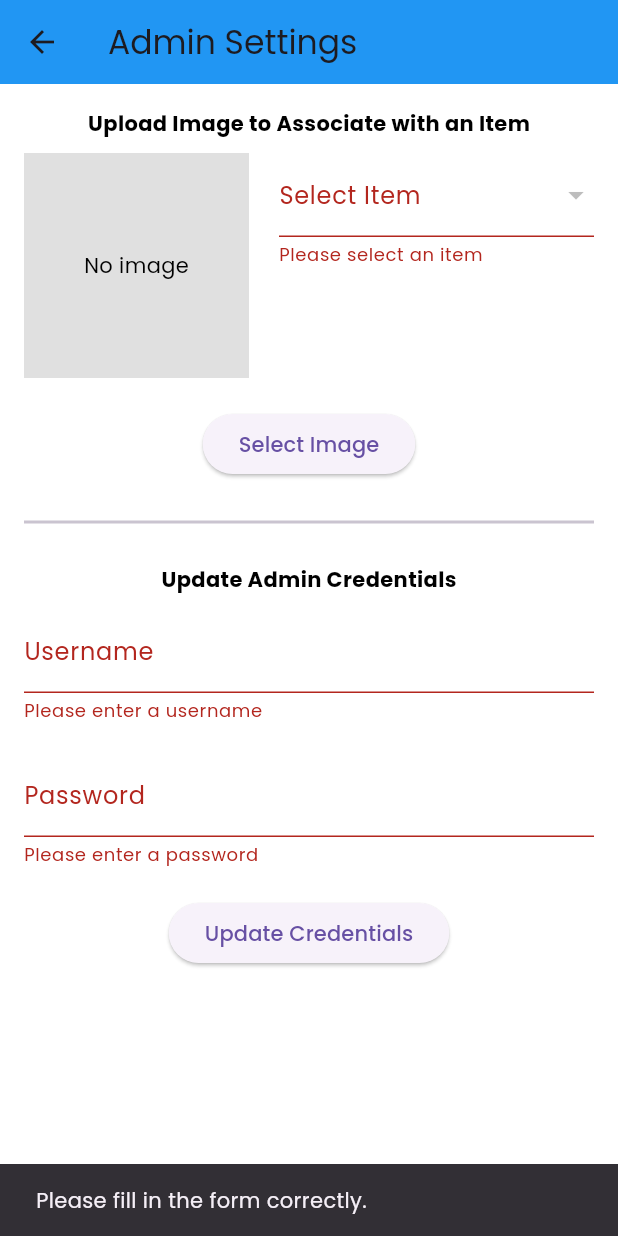
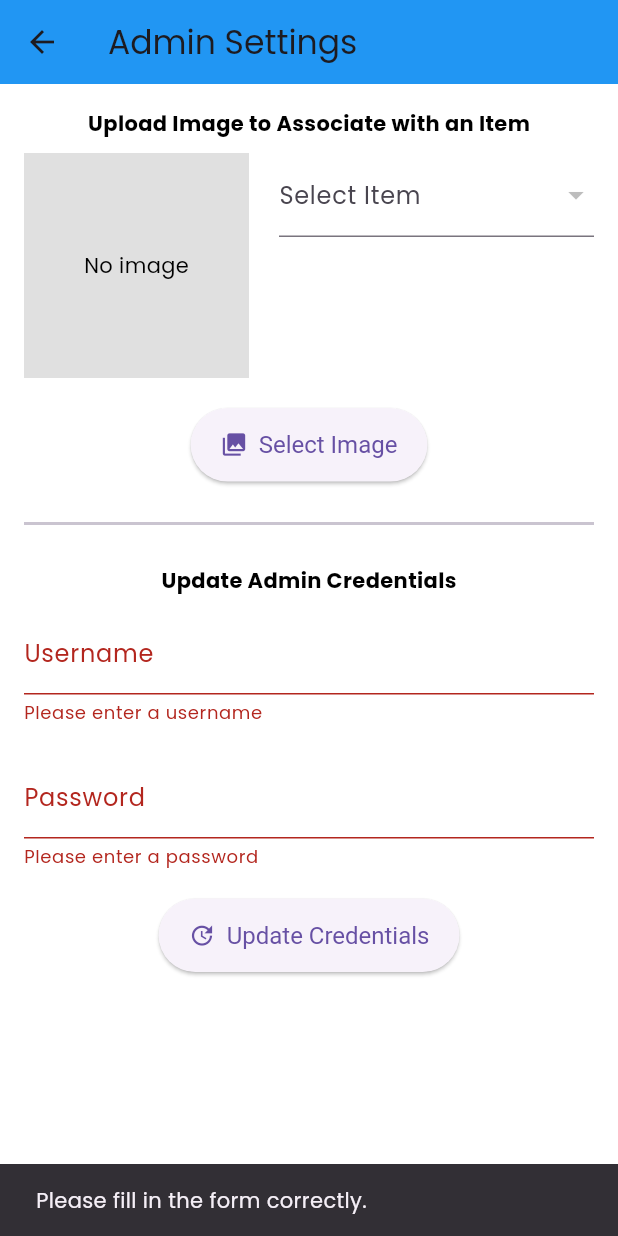
Before and after one commit to KhateaGirl/uniadminstock, a Flutter app: the SettingsPage screen opened directly, after a tap on "Update Credentials", on a phone screen of 412 x 824 dp. Run offline on Flutter 3.47's test engine with Material 3 defaults, Android fonts, the phone set to English and light mode, and no system bars; our stand-ins replace cloud_firestore, firebase_core, firebase_storage, get, google_fonts, image_picker; accounts and stored records are empty.

Commit message:
Reinstate of credential update

```diff
--- a/lib/pages/SettingsPage.dart
+++ b/lib/pages/SettingsPage.dart
@@ -1,12 +1,12 @@
 import 'dart:io';
 import 'package:firebase_storage/firebase_storage.dart';
 import 'package:flutter/material.dart';
-import 'package:flutter/foundation.dart'; // For kIsWeb
+import 'package:flutter/foundation.dart';
 import 'package:image_picker/image_picker.dart';
 import 'package:cloud_firestore/cloud_firestore.dart';
 import 'package:get/get.dart';
-import 'dart:typed_data'; // For Flutter Web (handling bytes)
-import 'package:unistock/main.dart'; // Import your main.dart for UserController
+import 'dart:typed_data';
+import 'package:unistock/main.dart';
 
 class SettingsPage extends StatefulWidget {
   @override
@@ -14,8 +14,7 @@ class SettingsPage extends StatefulWidget {
 }
 
 class _SettingsPageState extends State<SettingsPage> {
-  final _formKey = GlobalKey<FormState>();
-
+  final _formKeyCredentials = GlobalKey<FormState>();  // Separate form key for credentials
   TextEditingController _usernameController = TextEditingController();
   TextEditingController _passwordController = TextEditingController();
 
@@ -36,10 +35,14 @@ class _SettingsPageState extends State<SettingsPage> {
 
   // Function to update admin credentials (username and password) in Firestore
   Future<void> updateAdminCredentials() async {
+    setState(() {
+      _isLoading = true;
+    });
+
     String username = _usernameController.text;
     String password = _passwordController.text;
 
-    if (_formKey.currentState?.validate() == true) {
+    if (_formKeyCredentials.currentState?.validate() == true) {
       try {
         // Assuming the logged-in admin's document ID is stored in the UserController
         UserController userController = Get.find();
@@ -65,6 +68,10 @@ class _SettingsPageState extends State<SettingsPage> {
         SnackBar(content: Text("Please fill in the form correctly.")),
       );
     }
+
+    setState(() {
+      _isLoading = false;
+    });
   }
 
   // Fetch the existing image URL from Firestore
@@ -189,34 +196,13 @@ class _SettingsPageState extends State<SettingsPage> {
     }
   }
 
-  // Function to delete image from Firestore and Storage
-  Future<void> _deleteImage() async {
-    UserController userController = Get.find();
-    String documentId = userController.documentId.value;
-
-    // Delete from 'admin' collection
-    await FirebaseFirestore.instance
-        .collection('admin')
-        .doc(documentId)
-        .update({'image_url': FieldValue.delete()});
-
-    // Delete from Storage
-    await FirebaseStorage.instance
-        .ref()
-        .child('admin_images/$documentId')
-        .delete();
-
+  // Function to upload and save the image to both the admin collection and the selected item
+  Future<void> _uploadAndSaveImage() async {
     setState(() {
-      _imageUrl = null;
+      _isLoading = true;
     });
 
-    ScaffoldMessenger.of(context).showSnackBar(
-      SnackBar(content: Text("Image removed successfully!")),
-    );
-  }
-
-  // Function to upload and save the image to both the admin collection and the selected item
-  Future<void> _uploadAndSaveImage() async {
+    try {
       if (_imageFile == null && _webImage == null) {
         ScaffoldMessenger.of(context).showSnackBar(
           SnackBar(content: Text("Please select an image first.")),
@@ -242,6 +228,13 @@ class _SettingsPageState extends State<SettingsPage> {
 
         // Save image URL to both admin collection and the selected item
         await _saveImageToFirestore(imageUrl);
+      }
+    } catch (e) {
+      print("Error uploading image: $e");
+    } finally {
+      setState(() {
+        _isLoading = false;
+      });
     }
   }
 
@@ -289,12 +282,10 @@ class _SettingsPageState extends State<SettingsPage> {
       ),
       body: Padding(
         padding: const EdgeInsets.all(16.0),
-        child: Form(
-          key: _formKey,
         child: SingleChildScrollView(
           child: Column(
             children: <Widget>[
-                // Image upload section
+              // Image upload section (without validation)
               Text('Upload Image to Associate with an Item',
                   style: TextStyle(fontWeight: FontWeight.bold)),
               SizedBox(height: 10),
@@ -323,8 +314,6 @@ class _SettingsPageState extends State<SettingsPage> {
                           _selectedItem = newValue;
                         });
                       },
-                        validator: (value) =>
-                        value == null ? 'Please select an item' : null,
                     ),
                   ),
                 ],
@@ -332,17 +321,27 @@ class _SettingsPageState extends State<SettingsPage> {
               SizedBox(height: 20),
 
               // Image Picker Button
-                ElevatedButton(
+              ElevatedButton.icon(
+                icon: Icon(Icons.photo_library), // Add an icon to the button
+                label: Text('Select Image'),
                 onPressed: _pickImage,
-                  child: Text('Select Image'),
+                style: ElevatedButton.styleFrom(
+                  padding: EdgeInsets.symmetric(vertical: 15, horizontal: 20),
+                  textStyle: TextStyle(fontSize: 16),
+                ),
               ),
               if (_imageFile != null || _webImage != null) ...[
                 SizedBox(height: 20),
                 _buildImageDisplay(),
                 SizedBox(height: 20),
-                  ElevatedButton(
-                    onPressed: _uploadAndSaveImage,
-                    child: Text('Upload and Apply Image'),
+                ElevatedButton.icon(
+                  icon: Icon(Icons.cloud_upload), // Add an upload icon
+                  label: Text(_isLoading ? 'Uploading...' : 'Upload and Apply Image'), // Change text based on loading state
+                  onPressed: _isLoading ? null : _uploadAndSaveImage, // Disable button during upload
+                  style: ElevatedButton.styleFrom(
+                    padding: EdgeInsets.symmetric(vertical: 15, horizontal: 20),
+                    textStyle: TextStyle(fontSize: 16),
+                  ),
                 ),
               ],
               SizedBox(height: 20),
@@ -356,6 +355,11 @@ class _SettingsPageState extends State<SettingsPage> {
                   style: TextStyle(fontWeight: FontWeight.bold)),
               SizedBox(height: 10),
 
+              // Form for credentials
+              Form(
+                key: _formKeyCredentials,
+                child: Column(
+                  children: [
                     // Username TextField
                     TextFormField(
                       controller: _usernameController,
@@ -388,12 +392,19 @@ class _SettingsPageState extends State<SettingsPage> {
                     SizedBox(height: 20),
 
                     // Credentials Update Button
-                ElevatedButton(
-                  onPressed: updateAdminCredentials,
-                  child: Text('Update Credentials'),
+                    ElevatedButton.icon(
+                      icon: Icon(Icons.update), // Add update icon
+                      label: Text(_isLoading ? 'Updating...' : 'Update Credentials'), // Change text based on loading state
+                      onPressed: _isLoading ? null : updateAdminCredentials, // Disable button during update
+                      style: ElevatedButton.styleFrom(
+                        padding: EdgeInsets.symmetric(vertical: 15, horizontal: 20),
+                        textStyle: TextStyle(fontSize: 16),
+                      ),
                     ),
                   ],
                 ),
+              ),
+            ],
           ),
         ),
       ),
--- a/lib/pages/sales_history/sales_history.dart
+++ b/lib/pages/sales_history/sales_history.dart
@@ -1,12 +1,11 @@
 import 'package:cloud_firestore/cloud_firestore.dart';
 import 'package:flutter/material.dart';
 import 'package:unistock/widgets/custom_text.dart';
-import 'package:intl/intl.dart';  // Import the intl package
+import 'package:intl/intl.dart';
 
 class SalesHistoryPage extends StatelessWidget {
   final FirebaseFirestore _firestore = FirebaseFirestore.instance;
 
-  // Fetch all approved items from Firestore
   Future<List<Map<String, dynamic>>> _fetchSalesHistory() async {
     QuerySnapshot approvedItemsSnapshot = await _firestore.collection('approved_items').get();
     List<Map<String, dynamic>> salesHistory = [];
@@ -21,7 +20,7 @@ class SalesHistoryPage extends StatelessWidget {
   // Function to format the date (removes milliseconds)
   String _formatDate(Timestamp timestamp) {
     DateTime date = timestamp.toDate();
-    return DateFormat('yyyy-MM-dd HH:mm:ss').format(date); // Formats without milliseconds
+    return DateFormat('yyyy-MM-dd HH:mm:ss').format(date);
   }
 
   @override
```
Lines whose indentation alone changed are shown as unchanged.
